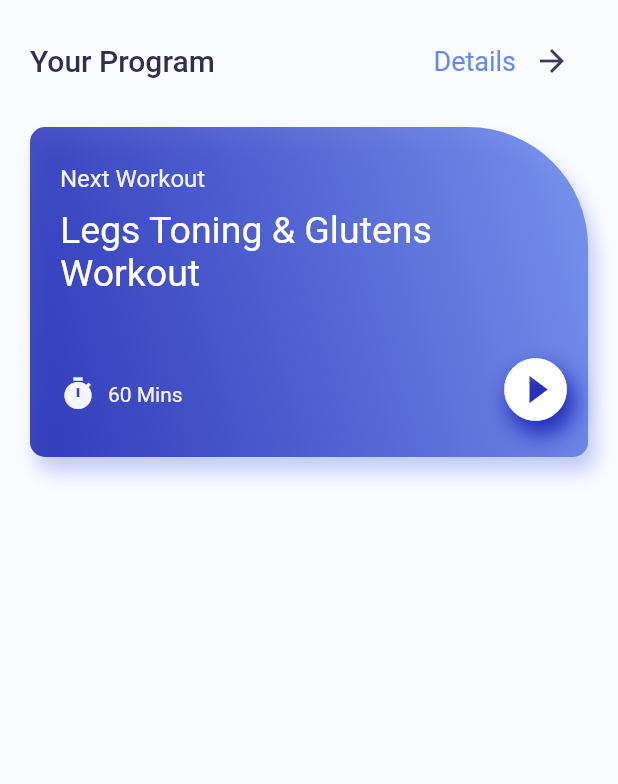
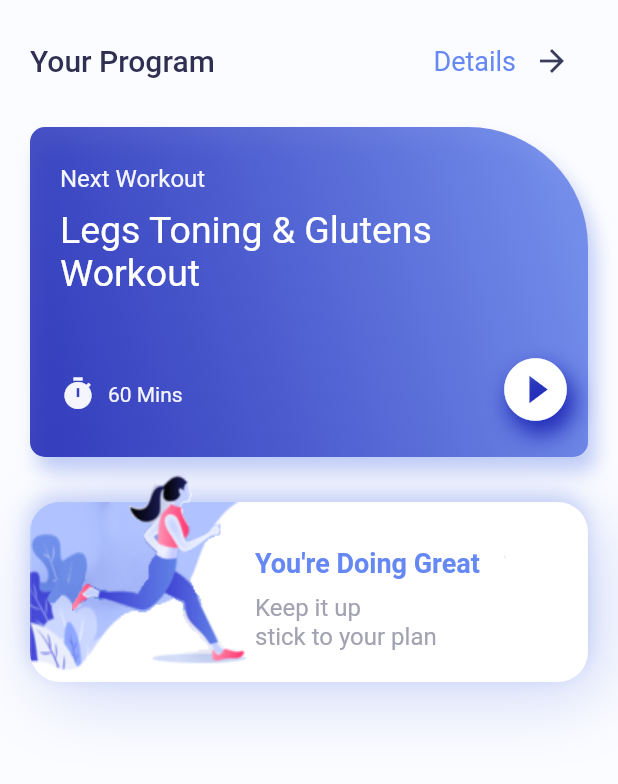
Before and after one commit to jaimonga420/training-app-ui, a Flutter app: the screen it shows after launch, on a phone screen of 412 x 824 dp, the part 167-951 px from its top. Run offline on Flutter 3.47's test engine with Material 2 defaults, Android fonts, the phone set to English and light mode, and no system bars.

Commit message:
added doing great widget

```diff
--- a/lib/screens/home.dart
+++ b/lib/screens/home.dart
@@ -4,6 +4,7 @@ import '../helpers/colors.dart' as color;
 import '../widgets/nextworkout.dart';
 import '../widgets/header.dart';
 import '../widgets/details.dart';
+import '../widgets/doinggreat.dart';
 
 class Home extends StatefulWidget {
   const Home({Key? key}) : super(key: key);
@@ -29,7 +30,8 @@ class _HomeState extends State<Home> {
             SizedBox(
               height: 20,
             ),
-            Nextworkout()
+            Nextworkout(),
+            Doinggreat()
           ],
         ),
       ),
--- /dev/null
+++ b/lib/widgets/doinggreat.dart
@@ -0,0 +1,83 @@
+import 'package:flutter/material.dart';
+
+import '../helpers/colors.dart' as color;
+
+class Doinggreat extends StatelessWidget {
+  const Doinggreat({Key? key}) : super(key: key);
+
+  @override
+  Widget build(BuildContext context) {
+    // ignore: sized_box_for_whitespace
+    return Container(
+      height: 180,
+      width: double.infinity,
+      child: Stack(
+        children: <Widget>[
+          Container(
+            height: 120,
+            width: double.infinity,
+            margin: const EdgeInsets.only(top: 30),
+            decoration: BoxDecoration(
+                borderRadius: BorderRadius.circular(20),
+                image: const DecorationImage(
+                    image: AssetImage('assets/images/card.png'),
+                    fit: BoxFit.fill),
+                boxShadow: [
+                  BoxShadow(
+                      color: color.AppColor.gradientSecond.withOpacity(0.3),
+                      offset: const Offset(8, 10),
+                      blurRadius: 40),
+                  BoxShadow(
+                      color: color.AppColor.gradientSecond.withOpacity(0.3),
+                      offset: const Offset(-1, -5),
+                      blurRadius: 10)
+                ]),
+          ),
+          Container(
+              height: 200,
+              width: double.infinity,
+              margin: const EdgeInsets.only(right: 200, bottom: 30),
+              decoration: BoxDecoration(
+                borderRadius: BorderRadius.circular(20),
+                image: const DecorationImage(
+                  image: AssetImage('assets/images/figure.png'),
+                ),
+              )),
+          Container(
+            width: double.maxFinite,
+            margin: const EdgeInsets.only(left: 150, top: 40),
+            height: 100,
+            child: Column(
+              crossAxisAlignment: CrossAxisAlignment.start,
+              children: <Widget>[
+                const SizedBox(
+                  height: 20,
+                ),
+                Text(
+                  'You\'re Doing Great',
+                  style: TextStyle(
+                      color: color.AppColor.homePageDetail,
+                      fontSize: 18,
+                      fontWeight: FontWeight.bold),
+                ),
+                const SizedBox(
+                  height: 10,
+                ),
+                RichText(
+                  text: TextSpan(
+                    text: 'Keep it up\n',
+                    style: TextStyle(
+                        color: color.AppColor.homePagePlanColor, fontSize: 16),
+                    children: const [
+                      TextSpan(text: 'stick to your plan'),
+                    ],
+                  ),
+                ),
+              ],
+            ),
+          )
+        ],
+      ),
+    );
+  }
+}
```
Also changed, not shown: pubspec.yaml (+42 -47 lines), assets/images/card.jpg (added), assets/images/card.png (added), assets/images/ex1.png (added), assets/images/ex2.png (added), assets/images/ex3.png (added), assets/images/ex4.png (added), assets/images/figure.png (added), assets/images/figure1.png (added), assets/images/squat1.jpg (added), assets/images/squat2.jpg (added), assets/images/squat3.jpg (added), assets/images/squat4.jpg (added), 1 other file.
